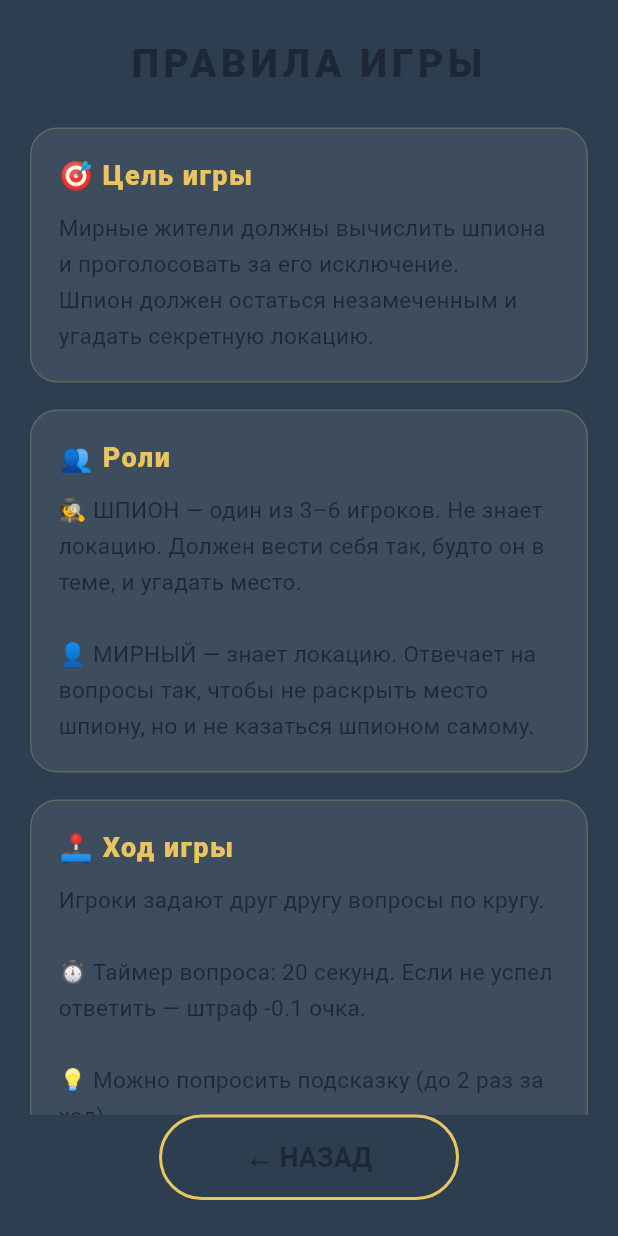
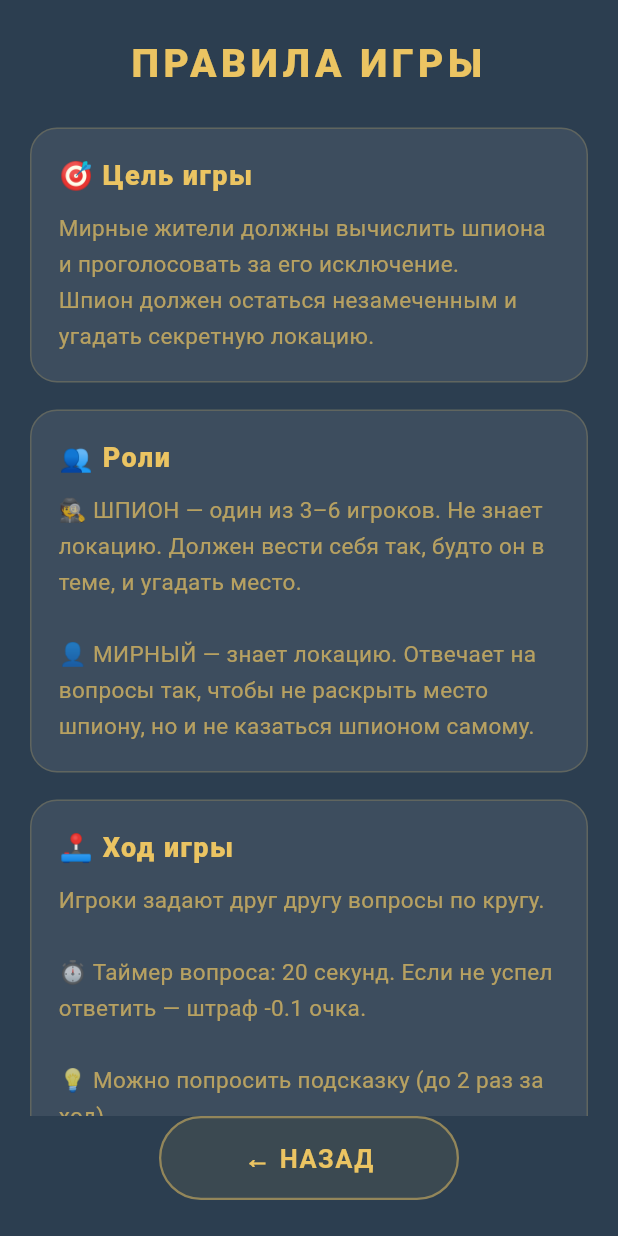
Before and after one commit to PavelSharko/spy, a Flutter app: the RulesScreen screen opened directly, on a phone screen of 412 x 824 dp. Run offline on Flutter 3.47's test engine with Material 3 defaults, Android fonts, the phone set to English and light mode, and no system bars; our stand-ins replace audioplayers, google_fonts, image_picker, shared_preferences; accounts and stored records are empty.

Commit message:
правки цвета 2

```diff
--- a/lib/screens/rules_screen.dart
+++ b/lib/screens/rules_screen.dart
@@ -1,7 +1,7 @@
 import 'package:flutter/material.dart';
 import '../utils/app_styles.dart';
 import '../utils/game_rules.dart';
-import '../widgets/menu_button.dart';
+import '../widgets/common/game_button.dart';
 
 /// Rules screen — all numbers are read from [GameRules] dynamically.
 class RulesScreen extends StatelessWidget {
@@ -25,7 +25,7 @@ class RulesScreen extends StatelessWidget {
                   style: TextStyle(
                     fontSize: 26,
                     fontWeight: FontWeight.w900,
-                    color: AppStyles.darkAccent,
+                    color: AppStyles.accent,
                     letterSpacing: 3,
                   ),
                   textAlign: TextAlign.center,
@@ -54,10 +54,10 @@ class RulesScreen extends StatelessWidget {
                 // Back button
                 Padding(
                   padding: EdgeInsets.fromLTRB(30, 0, 30, 24),
-                  child: MenuButton(
+                  child: GameButton(
                     text: '← НАЗАД',
+                    type: GameButtonType.secondary,
                     onPressed: () => Navigator.of(context).pop(),
-                    isPrimary: false,
                     width: 200,
                   ),
                 ),
@@ -98,7 +98,7 @@ class RulesScreen extends StatelessWidget {
               body,
               style: TextStyle(
                 fontSize: 15,
-                color: AppStyles.darkAccent,
+                color: AppStyles.textSecondary,
                 height: 1.6,
               ),
             ),
--- a/lib/screens/settings_screen.dart
+++ b/lib/screens/settings_screen.dart
@@ -3,7 +3,7 @@ import '../utils/app_settings.dart';
 import '../utils/app_styles.dart';
 import '../config/app_environment.dart';
 import '../utils/sound_service.dart';
-import '../widgets/menu_button.dart';
+import '../widgets/common/game_button.dart';
 
 /// System settings screen.
 class SettingsScreen extends StatefulWidget {
@@ -305,10 +305,10 @@ class _SettingsScreenState extends State<SettingsScreen> {
                 // Back button
                 Padding(
                   padding: EdgeInsets.all(30),
-                  child: MenuButton(
+                  child: GameButton(
                     text: '← НАЗАД',
+                    type: GameButtonType.secondary,
                     onPressed: () => Navigator.of(context).pop(),
-                    isPrimary: false,
                     width: 200,
                   ),
                 ),
```
Also changed, not shown: lib/screens/game_round_screen.dart (+8 -9 lines).
